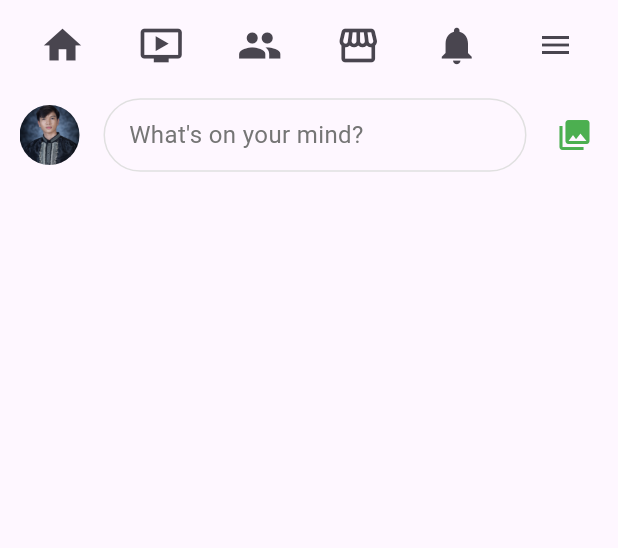
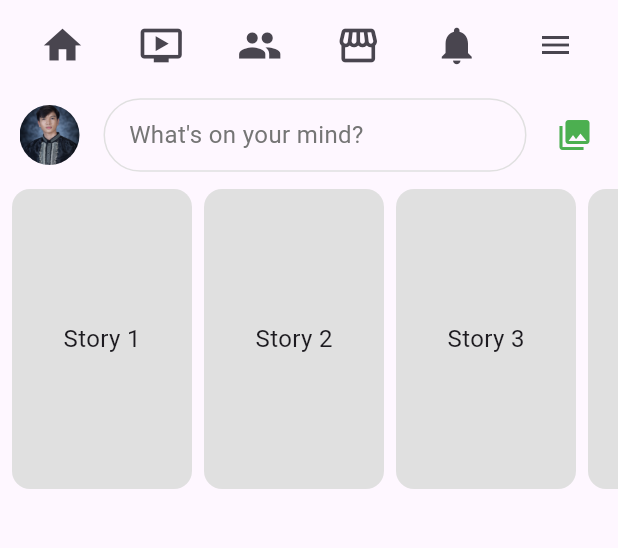
Before and after one commit to hadidi404/Flutter_Facebook_Clone, a Flutter app: the screen it shows after launch, on a phone screen of 412 x 824 dp, the part 75-623 px from its top. Run offline on Flutter 3.47's test engine with Material 3 defaults, Android fonts, the phone set to English and light mode, and no system bars; our stand-ins replace font_awesome_flutter.

Commit message:
Add horizontal story cards with scroll

```diff
--- a/lib/main.dart
+++ b/lib/main.dart
@@ -139,6 +139,31 @@ class MyApp extends StatelessWidget {
                   ],
                 ),
               ),
+              // Stories section
+              SizedBox(
+                height: 200,
+                child: ListView.builder(
+                  scrollDirection: Axis.horizontal,
+                  padding: const EdgeInsets.symmetric(horizontal: 8),
+                  itemCount: 10,
+                  itemBuilder: (context, index) {
+                    return Container(
+                      width: 120,
+                      margin: const EdgeInsets.only(right: 8),
+                      decoration: BoxDecoration(
+                        color: Colors.grey[300],
+                        borderRadius: BorderRadius.circular(12),
+                      ),
+                      child: Center(
+                        child: Text(
+                          'Story ${index + 1}',
+                          style: const TextStyle(fontSize: 16),
+                        ),
+                      ),
+                    );
+                  },
+                ),
+              ),
             ],
           ),
         ),
```
